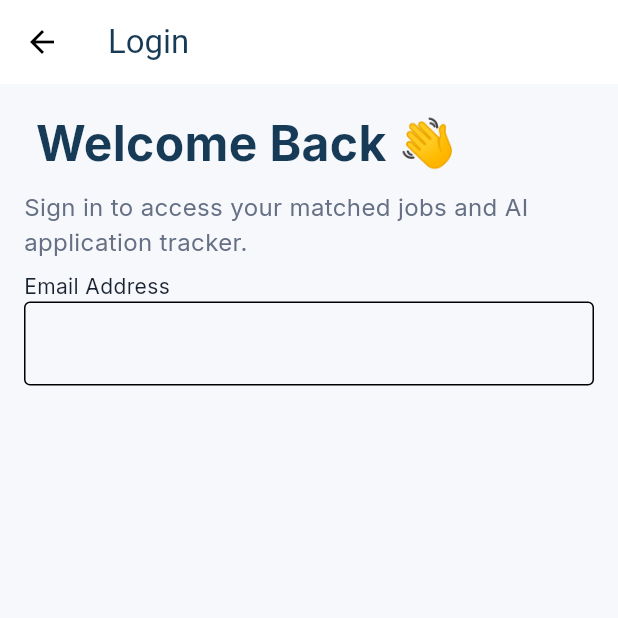
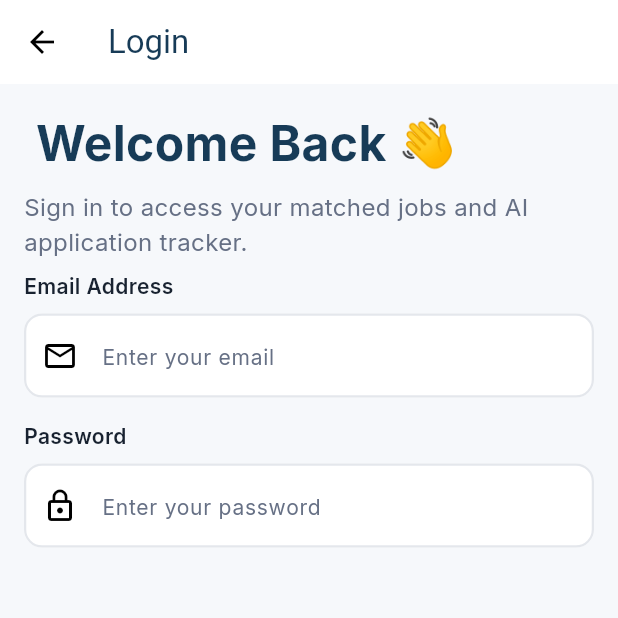
Before and after one commit to yasmeenn123/career_match, a Flutter app: the screen it shows after launch, on a phone screen of 412 x 824 dp, the top half of it. Run offline on Flutter 3.47's test engine with Material 3 defaults, Android fonts, the phone set to English and light mode, and no system bars; our stand-ins replace google_fonts.

Commit message:
Add text field and login screen

```diff
--- /dev/null
+++ b/lib/core/widgets/app_text_field.dart
@@ -0,0 +1,58 @@
+import 'package:flutter/material.dart';
+import 'package:graduation_project/core/theme/app_color.dart';
+import 'package:graduation_project/core/theme/app_size.dart';
+import 'package:graduation_project/core/theme/app_text_style.dart';
+
+class AppTextField extends StatelessWidget {
+  const AppTextField({super.key, required this.hint, required this.label, this.prefixIcon});
+  final String hint;
+  final String label;
+
+  final IconData? prefixIcon;
+
+
+
+
+  @override
+  Widget build(BuildContext context) {
+    return  Column(
+      crossAxisAlignment: CrossAxisAlignment.start,
+      children: [
+        Text(label,style: AppTextStyle.labelLg,),
+        SizedBox(
+          height: AppSize.spaceSm,
+        ),
+        TextFormField(
+          decoration: InputDecoration(
+            hintText: hint,
+            hintStyle: AppTextStyle.bodyMd.copyWith(color: AppColor.textSecondary),
+            filled: true,
+            fillColor: AppColor.surface,
+            prefixIcon:prefixIcon==null?null: Icon(prefixIcon),
+            enabledBorder: OutlineInputBorder(
+borderSide: BorderSide(
+  width: 1.5,
+
+  color: AppColor.border,
+),
+              borderRadius: BorderRadius.circular(AppSize.radiusMd),
+
+            ),
+            focusedBorder: OutlineInputBorder(
+              borderSide: BorderSide(
+                width: 1.5,
+                color: AppColor.blue,
+              ),
+              borderRadius: BorderRadius.circular(AppSize.radiusMd),
+
+            ),
+
+          ),
+
+        ),
+
+      ],
+
+    );
+  }
+}
--- a/lib/features/auth/presentation/screens/login_screen.dart
+++ b/lib/features/auth/presentation/screens/login_screen.dart
@@ -2,6 +2,7 @@ import 'package:flutter/material.dart';
 import 'package:graduation_project/core/theme/app_color.dart';
 import 'package:graduation_project/core/theme/app_size.dart';
 import 'package:graduation_project/core/theme/app_text_style.dart';
+import 'package:graduation_project/core/widgets/app_text_field.dart';
 class LoginScreen extends StatelessWidget {
   const LoginScreen({super.key});
 
@@ -32,15 +33,17 @@ class LoginScreen extends StatelessWidget {
                 ),
                 ),
                 const SizedBox(height: AppSize.spaceSm),
-                Text('Email Address'),
-TextFormField(
-  decoration: InputDecoration(
-
-    border: OutlineInputBorder(),
-
-  ),
-
-),
+                const AppTextField(
+                  label: 'Email Address',
+                  hint: 'Enter your email',
+                  prefixIcon: Icons.email_outlined,
+                ),
+                const SizedBox(height: AppSize.spaceMd),
+                const AppTextField(
+                  label: 'Password',
+                  hint: 'Enter your password',
+                  prefixIcon: Icons.lock_outline,
+                ),
               ],
             ),
           ),
```
